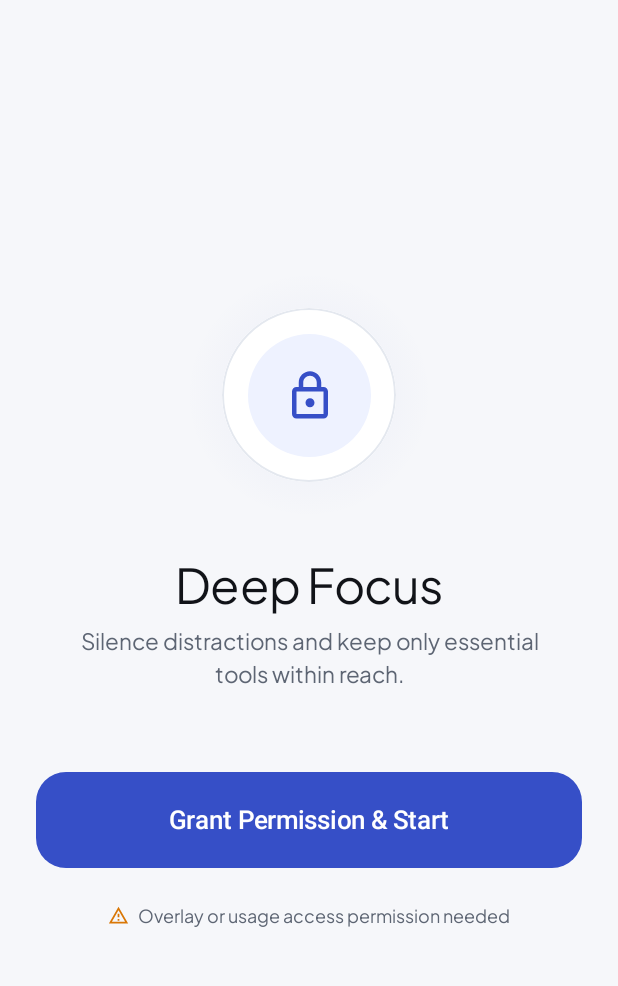
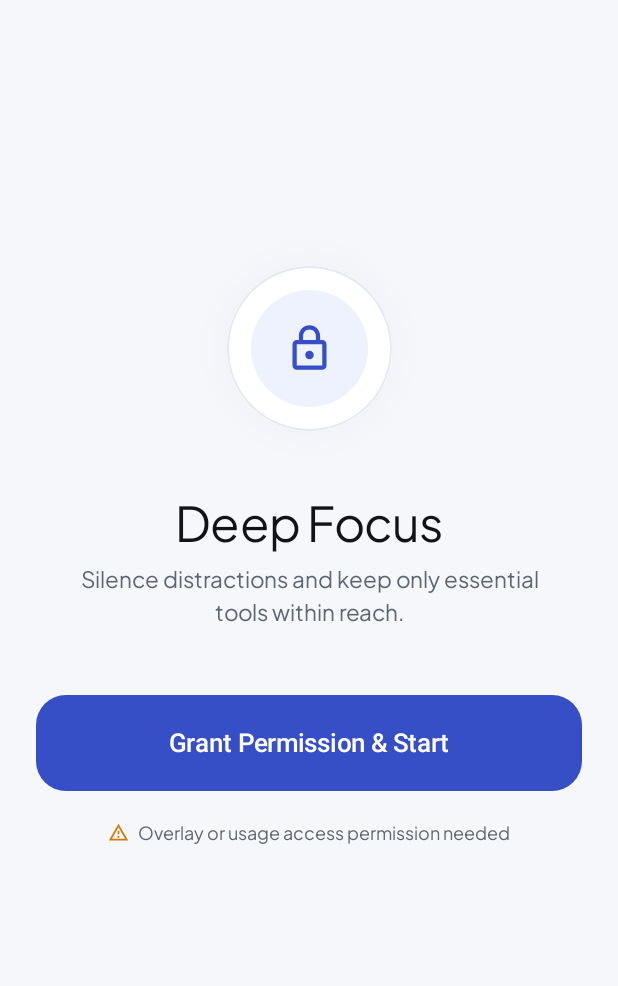
Before and after one commit to HSG24/Focus-Lock, an Android app built with Jetpack Compose: the composable FocusHomeScreen shown on its own in the app's theme, on a phone screen of 412 x 824 dp, the part 67-1053 px from its top. Run offline under Robolectric (Android 15) with nearby library versions, the phone set to English and light mode, and no system bars.

Commit message:
feat(ui): optimize screen layout and navigation
Refactor home screen to support scrolling and adjust Scaffold window insets to ensure consistent UI rendering across different screen sizes.

```diff
--- a/app/src/main/java/com/example/MainActivity.kt
+++ b/app/src/main/java/com/example/MainActivity.kt
@@ -11,6 +11,7 @@ import androidx.activity.enableEdgeToEdge
 import androidx.compose.animation.Crossfade
 import androidx.compose.animation.core.tween
 import androidx.compose.foundation.layout.Column
+import androidx.compose.foundation.layout.WindowInsets
 import androidx.compose.foundation.layout.fillMaxSize
 import androidx.compose.foundation.layout.padding
 import androidx.compose.material.icons.Icons
@@ -86,6 +87,7 @@ class MainActivity : ComponentActivity() {
                         Scaffold(
                             modifier = Modifier.fillMaxSize(),
                             containerColor = MaterialTheme.colorScheme.background,
+                            contentWindowInsets = WindowInsets(0, 0, 0, 0),
                             bottomBar = {
                                 Column {
                                     HorizontalDivider(
--- a/app/src/main/java/com/example/ui/screens/FocusHomeScreen.kt
+++ b/app/src/main/java/com/example/ui/screens/FocusHomeScreen.kt
@@ -17,8 +17,10 @@ import androidx.compose.foundation.layout.height
 import androidx.compose.foundation.layout.padding
 import androidx.compose.foundation.layout.size
 import androidx.compose.foundation.layout.widthIn
+import androidx.compose.foundation.rememberScrollState
 import androidx.compose.foundation.shape.CircleShape
 import androidx.compose.foundation.shape.RoundedCornerShape
+import androidx.compose.foundation.verticalScroll
 import androidx.compose.material.icons.Icons
 import androidx.compose.material.icons.outlined.Lock
 import androidx.compose.material.icons.outlined.Settings
@@ -45,6 +47,7 @@ import androidx.compose.ui.Alignment
 import androidx.compose.ui.Modifier
 import androidx.compose.ui.draw.clip
 import androidx.compose.ui.graphics.Brush
+import androidx.compose.ui.graphics.Color
 import androidx.compose.ui.platform.LocalContext
 import androidx.compose.ui.platform.testTag
 import androidx.compose.ui.text.font.FontWeight
@@ -92,40 +95,17 @@ fun FocusHomeScreen(
 
     val permissionsReady = hasOverlayPermission && hasUsagePermission
 
-    Column(
+    Box(
         modifier = modifier
             .fillMaxSize()
             .background(MaterialTheme.colorScheme.background)
     ) {
-        TopAppBar(
-            title = {
-                Text(
-                    text = "Focus Lock",
-                    style = MaterialTheme.typography.titleLarge,
-                    color = MaterialTheme.colorScheme.onSurface
-                )
-            },
-            actions = {
-                IconButton(
-                    onClick = onOpenSettings,
-                    modifier = Modifier.testTag("settings_button")
-                ) {
-                    Icon(
-                        imageVector = Icons.Outlined.Settings,
-                        contentDescription = "Settings",
-                        tint = MaterialTheme.colorScheme.onSurface
-                    )
-                }
-            },
-            colors = TopAppBarDefaults.topAppBarColors(
-                containerColor = MaterialTheme.colorScheme.background
-            )
-        )
-
         Box(
             modifier = Modifier
                 .fillMaxSize()
-                .padding(horizontal = 24.dp, vertical = 16.dp),
+                .verticalScroll(rememberScrollState())
+                .padding(horizontal = 24.dp)
+                .padding(top = 40.dp, bottom = 56.dp),
             contentAlignment = Alignment.Center
         ) {
             Column(
@@ -133,16 +113,16 @@ fun FocusHomeScreen(
                     .widthIn(max = 460.dp)
                     .fillMaxWidth(),
                 horizontalAlignment = Alignment.CenterHorizontally,
-                verticalArrangement = Arrangement.spacedBy(24.dp)
+                verticalArrangement = Arrangement.spacedBy(20.dp)
             ) {
                 // Minimalist Concentric Aura + Lock Emblem
                 Box(
-                    modifier = Modifier.size(164.dp),
+                    modifier = Modifier.size(152.dp),
                     contentAlignment = Alignment.Center
                 ) {
                     Box(
                         modifier = Modifier
-                            .size(164.dp)
+                            .size(152.dp)
                             .clip(CircleShape)
                             .background(
                                 Brush.radialGradient(
@@ -156,7 +136,7 @@ fun FocusHomeScreen(
                     )
                     Box(
                         modifier = Modifier
-                            .size(116.dp)
+                            .size(110.dp)
                             .clip(CircleShape)
                             .background(MaterialTheme.colorScheme.surface)
                             .border(
@@ -168,7 +148,7 @@ fun FocusHomeScreen(
                     ) {
                         Box(
                             modifier = Modifier
-                                .size(82.dp)
+                                .size(78.dp)
                                 .clip(CircleShape)
                                 .background(MaterialTheme.colorScheme.primaryContainer),
                             contentAlignment = Alignment.Center
@@ -176,7 +156,7 @@ fun FocusHomeScreen(
                             Icon(
                                 imageVector = Icons.Outlined.Lock,
                                 contentDescription = "Focus Lock Emblem",
-                                modifier = Modifier.size(36.dp),
+                                modifier = Modifier.size(34.dp),
                                 tint = MaterialTheme.colorScheme.primary
                             )
                         }
@@ -204,7 +184,7 @@ fun FocusHomeScreen(
                     )
                 }
 
-                Spacer(modifier = Modifier.height(8.dp))
+                Spacer(modifier = Modifier.height(6.dp))
 
                 // Primary CTA
                 if (isLoading) {
@@ -299,5 +279,31 @@ fun FocusHomeScreen(
                 }
             }
         }
+
+        TopAppBar(
+            title = {
+                Text(
+                    text = "Focus Lock",
+                    style = MaterialTheme.typography.titleLarge,
+                    color = MaterialTheme.colorScheme.onSurface
+                )
+            },
+            actions = {
+                IconButton(
+                    onClick = onOpenSettings,
+                    modifier = Modifier.testTag("settings_button")
+                ) {
+                    Icon(
+                        imageVector = Icons.Outlined.Settings,
+                        contentDescription = "Settings",
+                        tint = MaterialTheme.colorScheme.onSurface
+                    )
+                }
+            },
+            colors = TopAppBarDefaults.topAppBarColors(
+                containerColor = Color.Transparent
+            ),
+            modifier = Modifier.align(Alignment.TopCenter)
+        )
     }
 }
```
